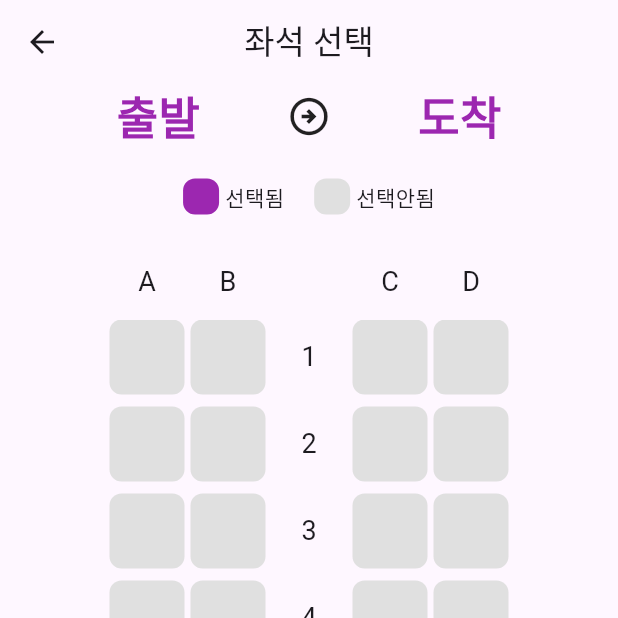
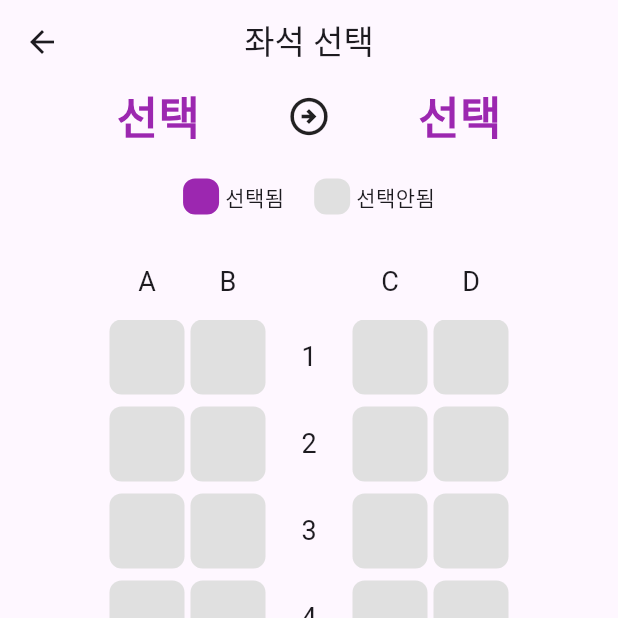
Before and after one commit to Hamiric/Train_Reservation_Service_PersonalProject, a Flutter app: the SeatPage screen opened by its route, on a phone screen of 412 x 824 dp, the top half of it. Run offline on Flutter 3.47's test engine with Material 3 defaults, Android fonts, the phone set to English and light mode, and no system bars; our stand-ins replace get.

Commit message:
Feat+Fix : "SeatPage-TrainRouteBox 데이터 받기, 레이아웃 수정 및"
SeatPage의 TrainRouteBox 데이터받기 + 레이아웃 수정
추가로 HoomePage의 버튼 수정

```diff
--- /dev/null
+++ b/lib/controller/seat_controller.dart
@@ -0,0 +1,5 @@
+import 'package:get/get.dart';
+
+class SeatController extends GetxController{
+
+}
--- a/lib/controller/station_list_page_controller.dart
+++ b/lib/controller/station_list_controller.dart
@@ -1,9 +1,12 @@
 import 'package:get/get.dart';
 
-class StationListPageController extends GetxController {
+class StationListController extends GetxController {
   late bool stationtype;
   String startStation = '선택';
   String endStation = '선택';
+
+  bool changedstart = false;
+  bool changedend = false;
 
   void setStationType(bool type) {
     stationtype = type;
@@ -13,8 +16,10 @@ class StationListPageController extends GetxController {
   void setStation(String station) {
     if (stationtype) {
       startStation = station;
+      changedstart = true;
     } else{
       endStation = station;
+      changedend = true;
     }
     update();
   }
--- a/lib/home_page/station_box.dart
+++ b/lib/home_page/station_box.dart
@@ -1,6 +1,6 @@
 import 'package:flutter/material.dart';
 import 'package:get/get.dart';
-import 'package:train_reservation_service/controller/station_list_page_controller.dart';
+import 'package:train_reservation_service/controller/station_list_controller.dart';
 
 class StationBox extends StatelessWidget {
   const StationBox({super.key});
@@ -38,7 +38,7 @@ class StationBox extends StatelessWidget {
   Widget station(bool stationType){
     return GestureDetector(
       onTap: () {
-        Get.find<StationListPageController>().setStationType(stationType);
+        Get.find<StationListController>().setStationType(stationType);
         Get.toNamed('/StationListPage');
       },
       child: Column(
@@ -52,7 +52,7 @@ class StationBox extends StatelessWidget {
               fontWeight: FontWeight.bold,
             ),
           ),
-          GetBuilder<StationListPageController>(
+          GetBuilder<StationListController>(
             builder: (controller) {
               return Text(
                 stationType ? controller.startStation : controller.endStation,
--- a/lib/main.dart
+++ b/lib/main.dart
@@ -1,6 +1,7 @@
 import 'package:flutter/material.dart';
 import 'package:get/get.dart';
-import 'package:train_reservation_service/controller/station_list_page_controller.dart';
+import 'package:train_reservation_service/controller/seat_controller.dart';
+import 'package:train_reservation_service/controller/station_list_controller.dart';
 
 import 'package:train_reservation_service/home_page/homepage.dart';
 import 'package:train_reservation_service/seat_page/seatpage.dart';
@@ -27,7 +28,8 @@ class MyApp extends StatelessWidget {
         GetPage(name: '/SeatPage', page: () => SeatPage()),
       ],
       initialBinding: BindingsBuilder(() {
-        Get.lazyPut<StationListPageController>(()=> StationListPageController());
+        Get.lazyPut<StationListController>(()=> StationListController());
+        Get.lazyPut<SeatController>(()=> SeatController());
       }),
       home: const HomePage(),
     );
--- a/lib/seat_page/train_route_box.dart
+++ b/lib/seat_page/train_route_box.dart
@@ -1,38 +1,47 @@
 import 'package:flutter/material.dart';
+import 'package:get/get.dart';
+import 'package:train_reservation_service/controller/station_list_controller.dart';
 
 class TrainRouteBox extends StatelessWidget {
   const TrainRouteBox({super.key});
 
   @override
   Widget build(BuildContext context) {
+    return GetBuilder<StationListController>(
+      builder: (controller) {
         return Row(
-      mainAxisAlignment: MainAxisAlignment.spaceBetween,
           children: [
-        Spacer(),
-        Text(
-          '출발',
+            Expanded(
+              child: Center(
+                child: Text(
+                  controller.startStation,
                   style: TextStyle(
                     fontSize: 30,
                     color: Colors.purple,
                     fontWeight: FontWeight.bold,
                   ),
                 ),
-        Spacer(),
+              ),
+            ),
             Icon(
               Icons.arrow_circle_right_outlined,
               size: 30,
             ),
-        Spacer(),
-        Text(
-          '도착',
+            Expanded(
+              child: Center(
+                child: Text(
+                  controller.endStation,
                   style: TextStyle(
                     fontSize: 30,
                     color: Colors.purple,
                     fontWeight: FontWeight.bold,
                   ),
                 ),
-        Spacer(),
+              ),
+            ),
           ],
         );
       }
+    );
   }
+}
--- a/lib/station_list_page/station_list_page.dart
+++ b/lib/station_list_page/station_list_page.dart
@@ -1,6 +1,6 @@
 import 'package:flutter/material.dart';
 import 'package:get/get.dart';
-import 'package:train_reservation_service/controller/station_list_page_controller.dart';
+import 'package:train_reservation_service/controller/station_list_controller.dart';
 
 class StationListPage extends StatelessWidget {
   StationListPage({super.key});
@@ -24,7 +24,7 @@ class StationListPage extends StatelessWidget {
     return Scaffold(
       appBar: AppBar(
         centerTitle: true,
-        title: GetBuilder<StationListPageController>(
+        title: GetBuilder<StationListController>(
           builder: (controller) {
             return controller.stationtype ? Text('출발역') : Text('도착역');
           }
@@ -41,7 +41,7 @@ class StationListPage extends StatelessWidget {
   Widget stationList(String station) {
     return GestureDetector(
       onTap: () {
-        Get.find<StationListPageController>().setStation(station);
+        Get.find<StationListController>().setStation(station);
         Get.back();
       },
       child: Container(
```
Also changed, not shown: lib/home_page/seat_selection_button.dart (+6 -2 lines). Lines whose indentation alone changed are shown as unchanged.
